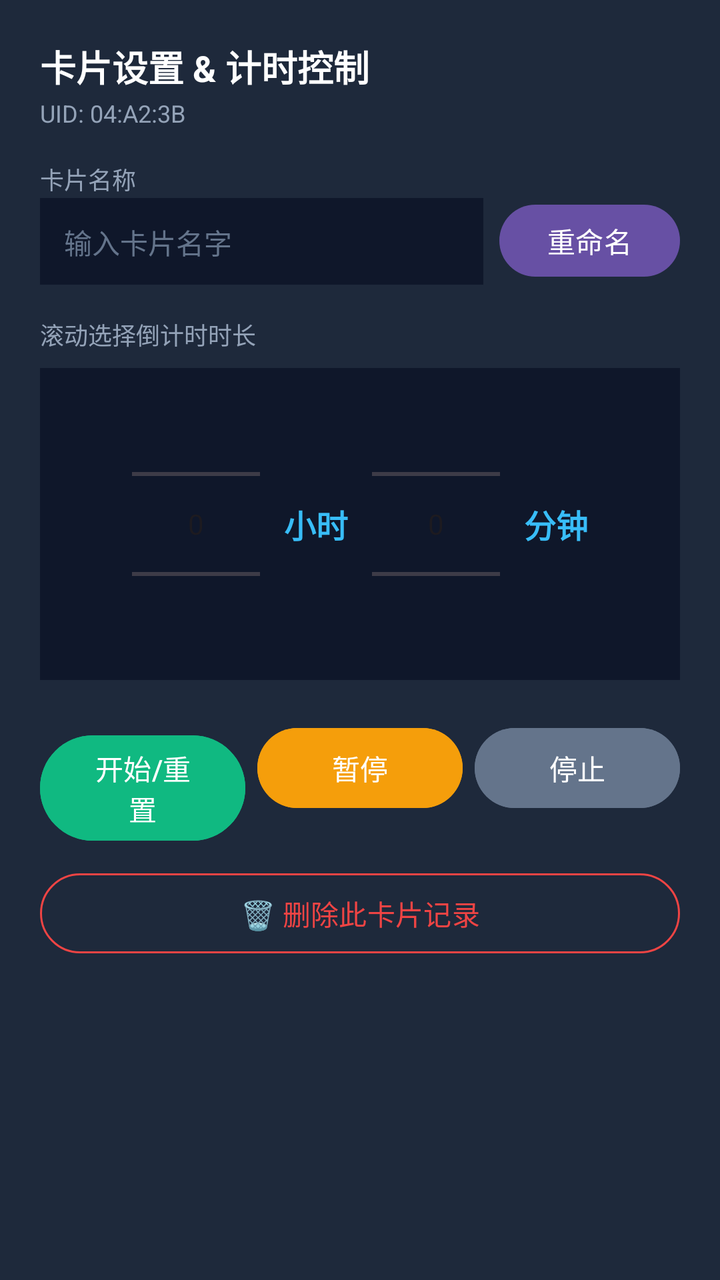
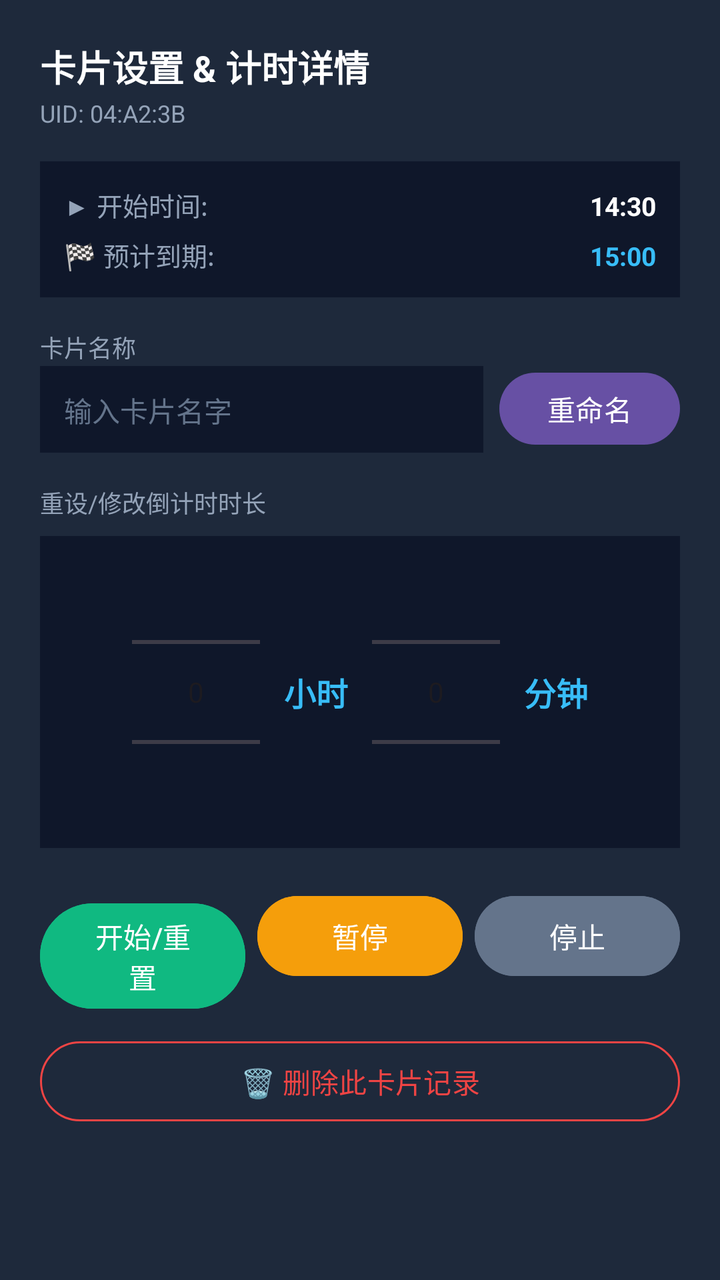

Compare the two renders of this Android layout. The source of the first and the diff that turns it into the second are given below.
<!-- AndroidManifest.xml: application theme Theme.Material3.DayNight.NoActionBar -->
<!-- res/layout/dialog_card_control.xml -->
<?xml version="1.0" encoding="utf-8"?>
<LinearLayout xmlns:android="http://schemas.android.com/apk/res/android"
    android:layout_width="match_parent"
    android:layout_height="wrap_content"
    android:background="#1E293B"
    android:orientation="vertical"
    android:padding="20dp">

    <TextView
        android:id="@+id/dialogTitle"
        android:layout_width="wrap_content"
        android:layout_height="wrap_content"
        android:text="卡片设置 &amp; 计时控制"
        android:textColor="#FFFFFF"
        android:textSize="18sp"
        android:textStyle="bold" />

    <TextView
        android:id="@+id/dialogCardUid"
        android:layout_width="wrap_content"
        android:layout_height="wrap_content"
        android:layout_marginTop="2dp"
        android:layout_marginBottom="16dp"
        android:text="UID: 04:A2:3B"
        android:textColor="#94A3B8"
        android:textSize="12sp" />

    
    <TextView
        android:layout_width="wrap_content"
        android:layout_height="wrap_content"
        android:text="卡片名称"
        android:textColor="#94A3B8"
        android:textSize="12sp" />

    <LinearLayout
        android:layout_width="match_parent"
        android:layout_height="wrap_content"
        android:layout_marginBottom="16dp"
        android:orientation="horizontal">

        <EditText
            android:id="@+id/etCardName"
            android:layout_width="0dp"
            android:layout_height="44dp"
            android:layout_weight="1"
            android:background="#0F172A"
            android:hint="输入卡片名字"
            android:paddingHorizontal="12dp"
            android:textColor="#FFFFFF"
            android:textColorHint="#64748B"
            android:textSize="14sp" />

        <Button
            android:id="@+id/btnRename"
            android:layout_width="wrap_content"
            android:layout_height="44dp"
            android:layout_marginStart="8dp"
            android:text="重命名" />
    </LinearLayout>

    
    <TextView
        android:layout_width="wrap_content"
        android:layout_height="wrap_content"
        android:layout_marginBottom="8dp"
        android:text="滚动选择倒计时时长"
        android:textColor="#94A3B8"
        android:textSize="12sp" />

    <LinearLayout
        android:layout_width="match_parent"
        android:layout_height="wrap_content"
        android:layout_marginBottom="20dp"
        android:gravity="center"
        android:orientation="horizontal"
        android:background="#0F172A"
        android:padding="8dp">

        <NumberPicker
            android:id="@+id/npHours"
            android:layout_width="wrap_content"
            android:layout_height="140dp" />

        <TextView
            android:layout_width="wrap_content"
            android:layout_height="wrap_content"
            android:layout_marginHorizontal="12dp"
            android:text="小时"
            android:textColor="#38BDF8"
            android:textSize="16sp"
            android:textStyle="bold" />

        <NumberPicker
            android:id="@+id/npMinutes"
            android:layout_width="wrap_content"
            android:layout_height="140dp" />

        <TextView
            android:layout_width="wrap_content"
            android:layout_height="wrap_content"
            android:layout_marginStart="12dp"
            android:text="分钟"
            android:textColor="#38BDF8"
            android:textSize="16sp"
            android:textStyle="bold" />
    </LinearLayout>

    
    <LinearLayout
        android:layout_width="match_parent"
        android:layout_height="wrap_content"
        android:layout_marginBottom="12dp"
        android:orientation="horizontal">

        <Button
            android:id="@+id/btnStart"
            android:layout_width="0dp"
            android:layout_height="wrap_content"
            android:layout_weight="1"
            android:backgroundTint="#10B981"
            android:text="开始/重置" />

        <Button
            android:id="@+id/btnPause"
            android:layout_width="0dp"
            android:layout_height="wrap_content"
            android:layout_weight="1"
            android:layout_marginStart="6dp"
            android:backgroundTint="#F59E0B"
            android:text="暂停" />

        <Button
            android:id="@+id/btnStop"
            android:layout_width="0dp"
            android:layout_height="wrap_content"
            android:layout_weight="1"
            android:layout_marginStart="6dp"
            android:backgroundTint="#64748B"
            android:text="停止" />
    </LinearLayout>

    
    <Button
        android:id="@+id/btnDeleteCard"
        style="@style/Widget.Material3.Button.OutlinedButton"
        android:layout_width="match_parent"
        android:layout_height="wrap_content"
        android:text="🗑️ 删除此卡片记录"
        android:textColor="#EF4444"
        app:strokeColor="#EF4444" xmlns:app="http://schemas.android.com/apk/res-auto" />

</LinearLayout>
<!-- resources referenced by this layout -->
<resources>

</resources>

<!-- the commit's change to res/layout/dialog_card_control.xml (unified diff, before → after) -->
@@ -1,5 +1,6 @@
 <?xml version="1.0" encoding="utf-8"?>
 <LinearLayout xmlns:android="http://schemas.android.com/apk/res/android"
+    xmlns:app="http://schemas.android.com/apk/res-auto"
     android:layout_width="match_parent"
     android:layout_height="wrap_content"
     android:background="#1E293B"
@@ -10,7 +11,7 @@
         android:id="@+id/dialogTitle"
         android:layout_width="wrap_content"
         android:layout_height="wrap_content"
-        android:text="卡片设置 &amp; 计时控制"
+        android:text="卡片设置 &amp; 计时详情"
         android:textColor="#FFFFFF"
         android:textSize="18sp"
         android:textStyle="bold" />
@@ -24,6 +25,64 @@
         android:text="UID: 04:A2:3B"
         android:textColor="#94A3B8"
         android:textSize="12sp" />
+
+    
+    <LinearLayout
+        android:id="@+id/llTimelineDetails"
+        android:layout_width="match_parent"
+        android:layout_height="wrap_content"
+        android:layout_marginBottom="16dp"
+        android:background="#0F172A"
+        android:orientation="vertical"
+        android:padding="12dp">
+
+        <LinearLayout
+            android:layout_width="match_parent"
+            android:layout_height="wrap_content"
+            android:orientation="horizontal">
+
+            <TextView
+                android:layout_width="0dp"
+                android:layout_height="wrap_content"
+                android:layout_weight="1"
+                android:text="▶ 开始时间:"
+                android:textColor="#94A3B8"
+                android:textSize="13sp" />
+
+            <TextView
+                android:id="@+id/tvStartTimeDetail"
+                android:layout_width="wrap_content"
+                android:layout_height="wrap_content"
+                android:text="14:30"
+                android:textColor="#FFFFFF"
+                android:textSize="13sp"
+                android:textStyle="bold" />
+        </LinearLayout>
+
+        <LinearLayout
+            android:layout_width="match_parent"
+            android:layout_height="wrap_content"
+            android:layout_marginTop="6dp"
+            android:orientation="horizontal">
+
+            <TextView
+                android:layout_width="0dp"
+                android:layout_height="wrap_content"
+                android:layout_weight="1"
+                android:text="🏁 预计到期:"
+                android:textColor="#94A3B8"
+                android:textSize="13sp" />
+
+            <TextView
+                android:id="@+id/tvEndTimeDetail"
+                android:layout_width="wrap_content"
+                android:layout_height="wrap_content"
+                android:text="15:00"
+                android:textColor="#38BDF8"
+                android:textSize="13sp"
+                android:textStyle="bold" />
+        </LinearLayout>
+    </LinearLayout>
 
     
     <TextView
@@ -61,14 +120,16 @@
 
     
     <TextView
+        android:id="@+id/tvPickerTitle"
         android:layout_width="wrap_content"
         android:layout_height="wrap_content"
         android:layout_marginBottom="8dp"
-        android:text="滚动选择倒计时时长"
+        android:text="重设/修改倒计时时长"
         android:textColor="#94A3B8"
         android:textSize="12sp" />
 
     <LinearLayout
+        android:id="@+id/llPickerArea"
         android:layout_width="match_parent"
         android:layout_height="wrap_content"
         android:layout_marginBottom="20dp"
@@ -148,6 +209,6 @@
         android:layout_height="wrap_content"
         android:text="🗑️ 删除此卡片记录"
         android:textColor="#EF4444"
-        app:strokeColor="#EF4444" xmlns:app="http://schemas.android.com/apk/res-auto" />
+        app:strokeColor="#EF4444" />
 
 </LinearLayout>
